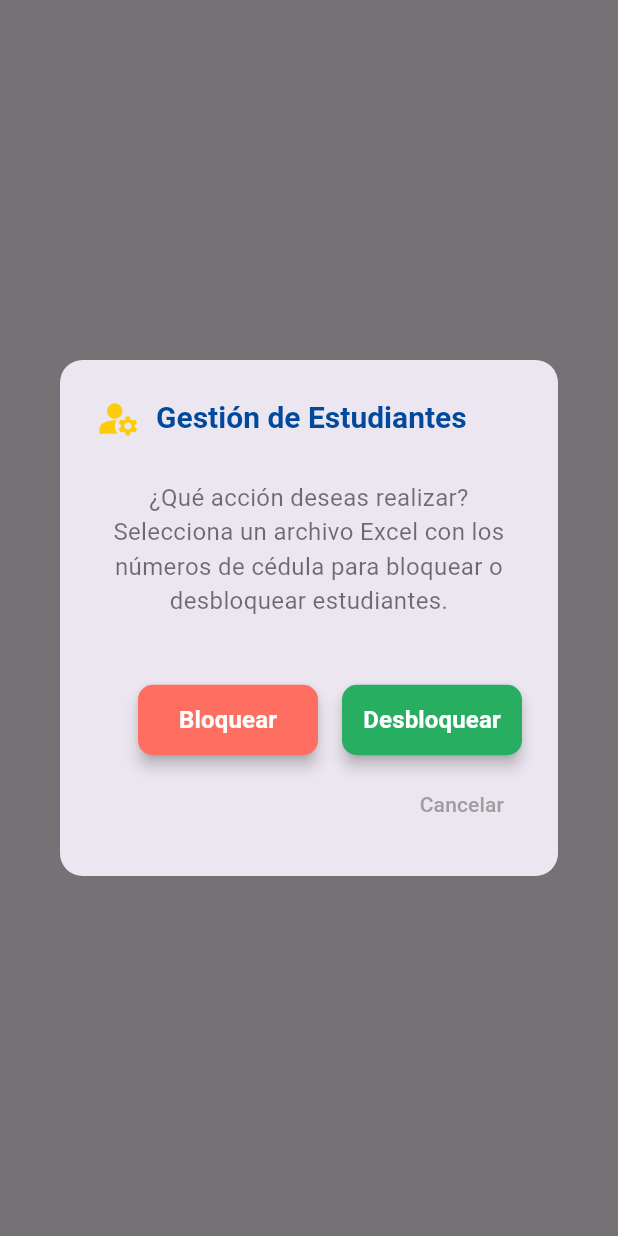
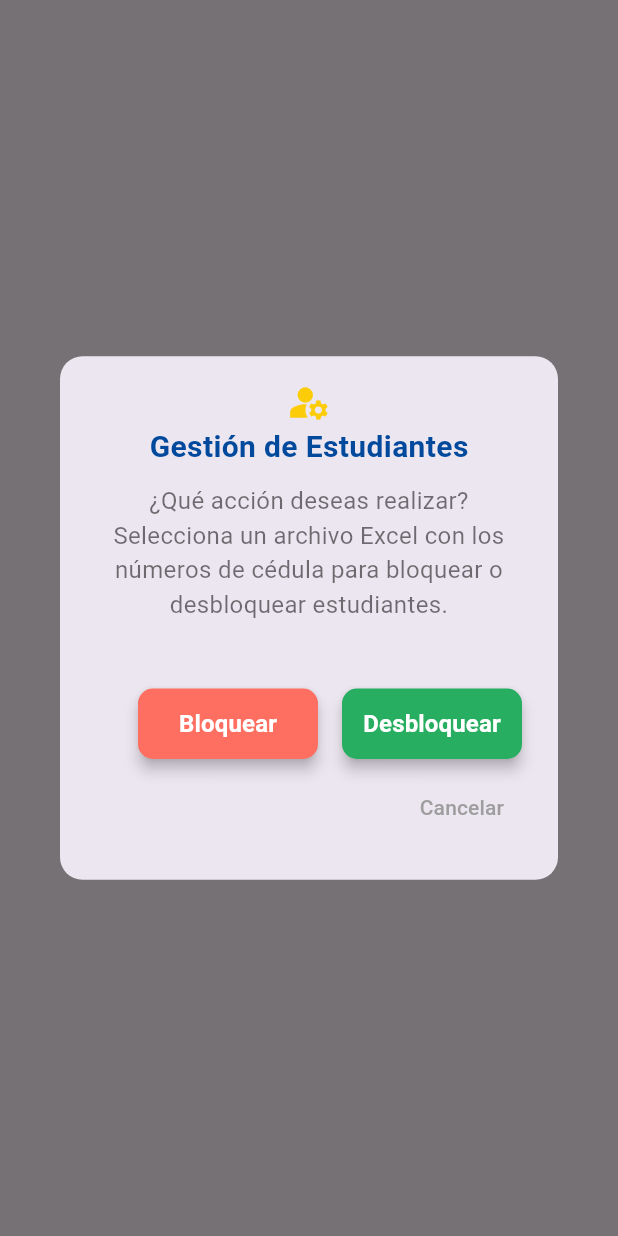
Before and after one commit to grmvera/unibe_flutter, a Flutter app: what showBlockUnblockDialog() shows on an empty page, opened directly, on a phone screen of 412 x 824 dp. Run offline on Flutter 3.47's test engine with Material 3 defaults, Android fonts, the phone set to English and light mode, and no system bars; our stand-ins replace cloud_firestore, file_picker, firebase_auth, firebase_core, firebase_storage, image_picker and 1 more; missing offline and left inert: excel, qr_code_scanner; accounts and stored records are empty; network calls fail.

Commit message:
correcion de responsive en bloqueo

```diff
--- a/lib/Widget/block_unblock_widget.dart
+++ b/lib/Widget/block_unblock_widget.dart
@@ -14,7 +14,8 @@ class BlockUnblockStudentsWidget {
           shape: RoundedRectangleBorder(
             borderRadius: BorderRadius.circular(15),
           ),
-          title: Row(
+          content: const Column(
+            mainAxisSize: MainAxisSize.min,
             children: [
               const Icon(Icons.manage_accounts,
                   color: Color(0xFFFCCC09),
@@ -28,11 +29,6 @@ class BlockUnblockStudentsWidget {
                   color: Color(0xFF00499C),
                 ),
               ),
-            ],
-          ),
-          content: const Column(
-            mainAxisSize: MainAxisSize.min,
-            children: [
               SizedBox(height: 10),
               Text(
                 '¿Qué acción deseas realizar?\nSelecciona un archivo Excel con los números de cédula para bloquear o desbloquear estudiantes.',
```
